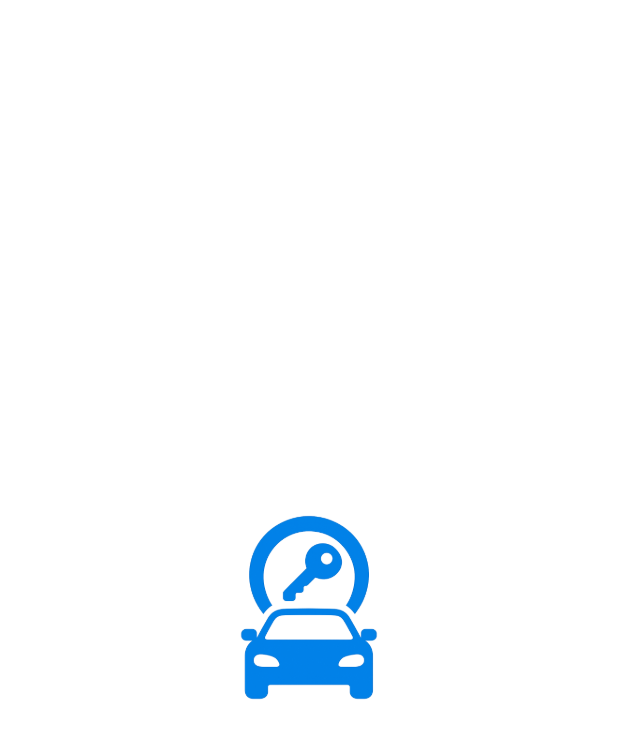
After one commit to Linkonsq/vehicle-rental-app, a Flutter app: the SplashScreen screen opened directly, on a phone screen of 412 x 824 dp. The commit adds this screen. Shown: the top 739 px of the screen. Run offline on Flutter 3.47's test engine with Material 3 defaults, Android fonts, the phone set to English and light mode, and no system bars; our stand-ins replace firebase_auth, firebase_core; accounts and stored records are empty; network calls fail.

Commit message:
Added splash screen and app icon

```diff
--- a/lib/main.dart
+++ b/lib/main.dart
@@ -3,6 +3,7 @@ import 'package:flutter/material.dart';
 import 'package:firebase_core/firebase_core.dart';
 import 'package:provider/provider.dart';
 import 'package:vehicle_rental_app/screens/register_screen.dart';
+import 'package:vehicle_rental_app/screens/splash_screen.dart';
 import 'package:vehicle_rental_app/screens/vehicle_list_screen.dart';
 import 'package:vehicle_rental_app/services/auth_service.dart';
 import 'providers/vehicle_provider.dart';
@@ -117,7 +118,7 @@ class _AuthWrapperState extends State<AuthWrapper> {
           }
           return const VehicleListScreen();
         }
-        return const LoginScreen();
+        return const SplashScreen();
       },
     );
   }
--- /dev/null
+++ b/lib/screens/splash_screen.dart
@@ -0,0 +1,21 @@
+import 'package:flutter/material.dart';
+
+class SplashScreen extends StatelessWidget {
+  const SplashScreen({super.key});
+
+  @override
+  Widget build(BuildContext context) {
+    return Scaffold(
+      backgroundColor: Colors.white,
+      body: SafeArea(
+        child: Center(
+          child: Image.asset(
+            'assets/icons/icon.png',
+            width: 160,
+            height: 160,
+          ),
+        ),
+      ),
+    );
+  }
+}
--- a/pubspec.yaml
+++ b/pubspec.yaml
@@ -41,6 +41,7 @@ dependencies:
   firebase_auth: ^4.15.3
   cloud_firestore: ^4.15.9
   cached_network_image: ^3.3.1
+  flutter_launcher_icons: ^0.14.3
 
 dev_dependencies:
   flutter_test:
@@ -66,6 +67,7 @@ flutter:
   # To add assets to your application, add an assets section, like this:
   assets:
     - assets/images/
+    - assets/icons/
 
   # An image asset can refer to one or more resolution-specific "variants", see
   # https://flutter.dev/to/resolution-aware-images
@@ -92,3 +94,7 @@ flutter:
   #
   # For details regarding fonts from package dependencies,
   # see https://flutter.dev/to/font-from-package
+flutter_launcher_icons:
+  android: "launcher_icon"
+  ios: true
+  image_path: "assets/icons/icon.png"
```
Also changed, not shown: assets/icons/icon.png (added), pubspec.lock, 29 other files.
